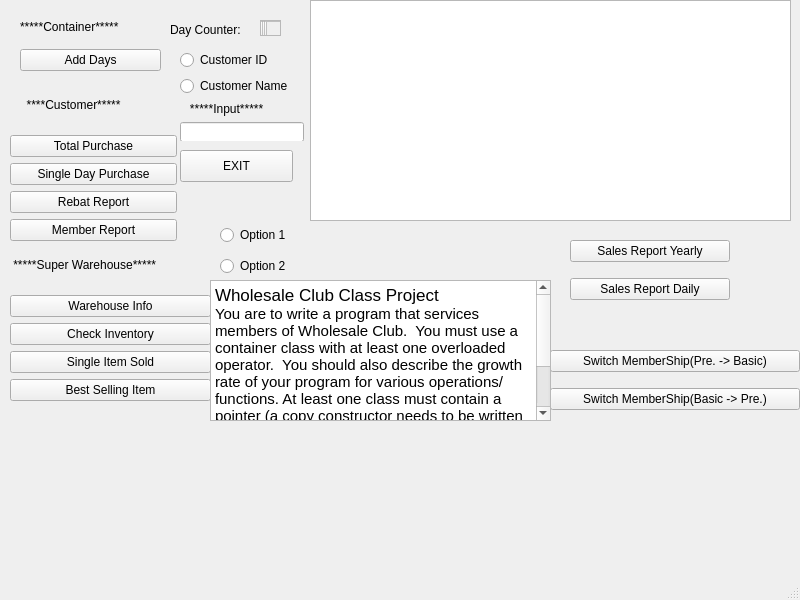
mcchicken360/Project_1, file mainwindow.ui: the form before one commit.
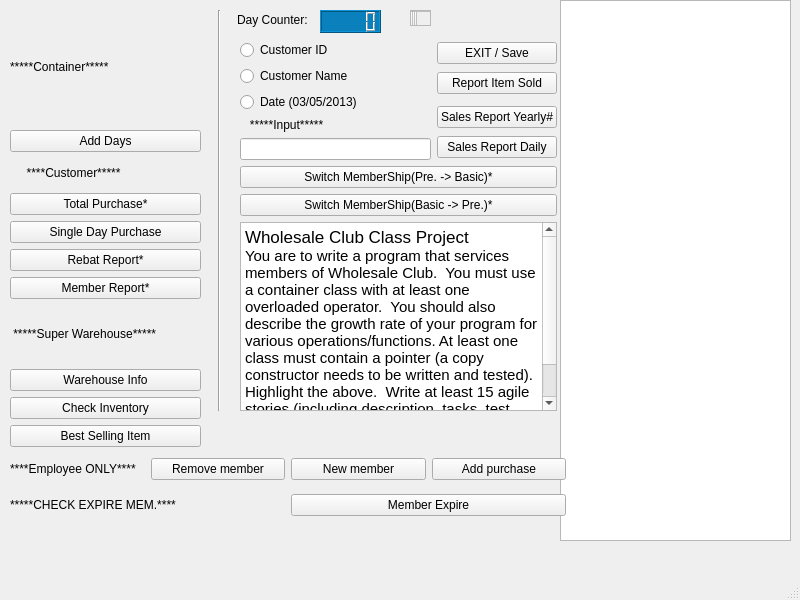
The form after the commit.

Diff of the .ui file:
```diff
--- a/mainwindow.ui
+++ b/mainwindow.ui
@@ -14,37 +14,11 @@
    <string>MainWindow</string>
   </property>
   <widget class="QWidget" name="centralwidget">
-   <widget class="QWidget" name="verticalLayoutWidget">
-    <property name="geometry">
-     <rect>
-      <x>20</x>
-      <y>10</y>
-      <width>141</width>
-      <height>61</height>
-     </rect>
-    </property>
-    <layout class="QVBoxLayout" name="verticalLayout">
-     <item>
-      <widget class="QLabel" name="label_4">
-       <property name="text">
-        <string>*****Container*****</string>
-       </property>
-      </widget>
-     </item>
-     <item>
-      <widget class="QPushButton" name="pushButton">
-       <property name="text">
-        <string>Add Days</string>
-       </property>
-      </widget>
-     </item>
-    </layout>
-   </widget>
    <widget class="QLabel" name="label">
     <property name="geometry">
      <rect>
-      <x>170</x>
-      <y>20</y>
+      <x>237</x>
+      <y>10</y>
       <width>81</width>
       <height>20</height>
      </rect>
@@ -53,88 +27,53 @@
      <string>Day Counter:</string>
     </property>
    </widget>
-   <widget class="QWidget" name="verticalLayoutWidget_2">
+   <widget class="QTextBrowser" name="textBrowser">
     <property name="geometry">
      <rect>
-      <x>550</x>
-      <y>340</y>
-      <width>250</width>
-      <height>81</height>
+      <x>560</x>
+      <y>0</y>
+      <width>231</width>
+      <height>541</height>
      </rect>
     </property>
-    <layout class="QVBoxLayout" name="verticalLayout_2">
-     <item>
-      <widget class="QPushButton" name="pushButton_2">
-       <property name="text">
-        <string>Switch MemberShip(Pre. -&gt; Basic)</string>
-       </property>
-      </widget>
-     </item>
-     <item>
-      <widget class="QPushButton" name="pushButton_4">
-       <property name="text">
-        <string>Switch MemberShip(Basic -&gt; Pre.)</string>
-       </property>
-      </widget>
-     </item>
-    </layout>
-   </widget>
-   <widget class="QWidget" name="verticalLayoutWidget_3">
+   </widget>
+   <widget class="QTextBrowser" name="textBrowser_2">
+    <property name="geometry">
+     <rect>
+      <x>410</x>
+      <y>10</y>
+      <width>21</width>
+      <height>16</height>
+     </rect>
+    </property>
+   </widget>
+   <widget class="QLCDNumber" name="lcdNumber">
     <property name="geometry">
      <rect>
-      <x>10</x>
-      <y>240</y>
-      <width>201</width>
-      <height>161</height>
+      <x>320</x>
+      <y>10</y>
+      <width>61</width>
+      <height>23</height>
      </rect>
     </property>
-    <layout class="QVBoxLayout" name="verticalLayout_3">
-     <item>
-      <widget class="QLabel" name="label_2">
-       <property name="text">
-        <string> *****Super Warehouse*****</string>
-       </property>
-      </widget>
-     </item>
-     <item>
-      <widget class="QPushButton" name="pushButton_3">
-       <property name="text">
-        <string>Warehouse Info</string>
-       </property>
-      </widget>
-     </item>
-     <item>
-      <widget class="QPushButton" name="pushButton_8">
-       <property name="text">
-        <string>Check Inventory</string>
-       </property>
-      </widget>
-     </item>
-     <item>
-      <widget class="QPushButton" name="pushButton_9">
-       <property name="text">
-        <string>Single Item Sold</string>
-       </property>
-      </widget>
-     </item>
-     <item>
-      <widget class="QPushButton" name="pushButton_5">
-       <property name="text">
-        <string>Best Selling Item</string>
-       </property>
-      </widget>
-     </item>
-    </layout>
-   </widget>
-   <widget class="QWidget" name="verticalLayoutWidget_4">
+    <property name="styleSheet">
+     <string notr="true">QLCDNumber{
+color: white;
+background-color: rgb(10, 129, 188);
+}</string>
+    </property>
+   </widget>
+   <widget class="QWidget" name="layoutWidget">
     <property name="geometry">
      <rect>
-      <x>180</x>
-      <y>50</y>
-      <width>124</width>
-      <height>91</height>
+      <x>240</x>
+      <y>40</y>
+      <width>317</width>
+      <height>371</height>
      </rect>
     </property>
+    <layout class="QGridLayout" name="gridLayout">
+     <item row="0" column="0" rowspan="2">
     <layout class="QVBoxLayout" name="verticalLayout_4">
      <item>
       <widget class="QRadioButton" name="radioButton">
@@ -150,6 +89,13 @@
        </property>
       </widget>
      </item>
+       <item>
+        <widget class="QRadioButton" name="checkDate">
+         <property name="text">
+          <string>Date (03/05/2013)</string>
+         </property>
+        </widget>
+       </item>
      <item>
       <widget class="QLabel" name="label_5">
        <property name="text">
@@ -161,83 +107,63 @@
       <widget class="QLineEdit" name="lineEdit"/>
      </item>
     </layout>
-   </widget>
-   <widget class="QWidget" name="verticalLayoutWidget_5">
-    <property name="geometry">
-     <rect>
-      <x>10</x>
-      <y>80</y>
-      <width>167</width>
-      <height>161</height>
-     </rect>
-    </property>
-    <layout class="QVBoxLayout" name="verticalLayout_5">
+     </item>
+     <item row="0" column="1">
+      <layout class="QVBoxLayout" name="verticalLayout_8">
      <item>
-      <widget class="QLabel" name="label_3">
+        <widget class="QPushButton" name="exitBut">
        <property name="text">
-        <string>     ****Customer*****</string>
+          <string>EXIT / Save</string>
        </property>
       </widget>
      </item>
      <item>
-      <widget class="QPushButton" name="pushButton_6">
+        <widget class="QPushButton" name="testBut">
        <property name="text">
-        <string>Total Purchase</string>
+          <string>Report Item Sold</string>
        </property>
       </widget>
      </item>
+      </layout>
+     </item>
+     <item row="1" column="1">
+      <layout class="QVBoxLayout" name="verticalLayout_6">
      <item>
-      <widget class="QPushButton" name="singleDayPurchase">
+        <widget class="QPushButton" name="salesYearly">
        <property name="text">
-        <string>Single Day Purchase</string>
+          <string>Sales Report Yearly#</string>
        </property>
       </widget>
      </item>
      <item>
-      <widget class="QPushButton" name="pushButton_11">
+        <widget class="QPushButton" name="salesDaily">
        <property name="text">
-        <string>Rebat Report</string>
+          <string>Sales Report Daily</string>
        </property>
       </widget>
      </item>
+      </layout>
+     </item>
+     <item row="2" column="0" colspan="2">
+      <layout class="QVBoxLayout" name="verticalLayout_2">
      <item>
-      <widget class="QPushButton" name="memberReport">
+        <widget class="QPushButton" name="pushButton_2">
        <property name="text">
-        <string>Member Report</string>
+          <string>Switch MemberShip(Pre. -&gt; Basic)*</string>
        </property>
       </widget>
      </item>
-    </layout>
-   </widget>
-   <widget class="QTextBrowser" name="textBrowser">
-    <property name="geometry">
-     <rect>
-      <x>310</x>
-      <y>0</y>
-      <width>481</width>
-      <height>221</height>
-     </rect>
-    </property>
-   </widget>
-   <widget class="QTextBrowser" name="textBrowser_2">
-    <property name="geometry">
-     <rect>
-      <x>260</x>
-      <y>20</y>
-      <width>21</width>
-      <height>16</height>
-     </rect>
-    </property>
-   </widget>
+       <item>
+        <widget class="QPushButton" name="pushButton_4">
+         <property name="text">
+          <string>Switch MemberShip(Basic -&gt; Pre.)*</string>
+         </property>
+        </widget>
+       </item>
+      </layout>
+     </item>
+     <item row="3" column="0" colspan="2">
    <widget class="QTextEdit" name="textEdit">
-    <property name="geometry">
-     <rect>
-      <x>210</x>
-      <y>280</y>
-      <width>341</width>
-      <height>141</height>
-     </rect>
-    </property>
     <property name="html">
      <string>&lt;!DOCTYPE HTML PUBLIC &quot;-//W3C//DTD HTML 4.0//EN&quot; &quot;http://www.w3.org/TR/REC-html40/strict.dtd&quot;&gt;
 &lt;html&gt;&lt;head&gt;&lt;meta name=&quot;qrichtext&quot; content=&quot;1&quot; /&gt;&lt;style type=&quot;text/css&quot;&gt;
@@ -247,68 +173,182 @@
 &lt;p style=&quot; margin-top:0px; margin-bottom:0px; margin-left:0px; margin-right:0px; -qt-block-indent:0; text-indent:0px;&quot;&gt;&lt;span style=&quot; font-size:11pt;&quot;&gt;You are to write a program that services members of Wholesale Club.  You must use a container class with at least one overloaded operator.  You should also describe the growth rate of your program for various operations/functions. At least one class must contain a pointer (a copy constructor needs to be written and tested).   Highlight the above.  Write at least 15 agile stories (including description, tasks, test scenarios, and story points) before you start to develop software.&lt;/span&gt;&lt;/p&gt;&lt;/body&gt;&lt;/html&gt;</string>
     </property>
    </widget>
-   <widget class="QPushButton" name="exitBut">
+     </item>
+    </layout>
+   </widget>
+   <widget class="QWidget" name="layoutWidget">
     <property name="geometry">
      <rect>
-      <x>180</x>
-      <y>150</y>
-      <width>113</width>
-      <height>32</height>
+      <x>10</x>
+      <y>10</y>
+      <width>191</width>
+      <height>437</height>
      </rect>
     </property>
+    <layout class="QGridLayout" name="gridLayout_2">
+     <item row="0" column="0">
+      <layout class="QVBoxLayout" name="verticalLayout">
+       <item>
+        <widget class="QLabel" name="label_4">
     <property name="text">
-     <string>EXIT</string>
-    </property>
-   </widget>
-   <widget class="QWidget" name="verticalLayoutWidget_6">
-    <property name="geometry">
-     <rect>
-      <x>570</x>
-      <y>230</y>
-      <width>160</width>
-      <height>80</height>
-     </rect>
-    </property>
-    <layout class="QVBoxLayout" name="verticalLayout_6">
+          <string>*****Container*****</string>
+         </property>
+        </widget>
+       </item>
+       <item>
+        <widget class="QPushButton" name="pushButton">
+         <property name="text">
+          <string>Add Days</string>
+         </property>
+        </widget>
+       </item>
+      </layout>
+     </item>
+     <item row="1" column="0">
+      <layout class="QVBoxLayout" name="verticalLayout_5">
      <item>
-      <widget class="QPushButton" name="pushButton_12">
+        <widget class="QLabel" name="label_3">
        <property name="text">
-        <string>Sales Report Yearly</string>
+          <string>     ****Customer*****</string>
        </property>
       </widget>
      </item>
      <item>
-      <widget class="QPushButton" name="pushButton_13">
+        <widget class="QPushButton" name="pushButton_6">
        <property name="text">
-        <string>Sales Report Daily</string>
+          <string>Total Purchase*</string>
        </property>
       </widget>
      </item>
-    </layout>
-   </widget>
-   <widget class="QWidget" name="verticalLayoutWidget_7">
+       <item>
+        <widget class="QPushButton" name="singleDayPurchase">
+         <property name="text">
+          <string>Single Day Purchase</string>
+         </property>
+        </widget>
+       </item>
+       <item>
+        <widget class="QPushButton" name="pushButton_11">
+         <property name="text">
+          <string>Rebat Report*</string>
+         </property>
+        </widget>
+       </item>
+       <item>
+        <widget class="QPushButton" name="memberReport">
+         <property name="text">
+          <string>Member Report*</string>
+         </property>
+        </widget>
+       </item>
+      </layout>
+     </item>
+     <item row="2" column="0">
+      <layout class="QVBoxLayout" name="verticalLayout_3">
+       <item>
+        <widget class="QLabel" name="label_2">
+         <property name="text">
+          <string> *****Super Warehouse*****</string>
+         </property>
+        </widget>
+       </item>
+       <item>
+        <widget class="QPushButton" name="pushButton_3">
+         <property name="text">
+          <string>Warehouse Info</string>
+         </property>
+        </widget>
+       </item>
+       <item>
+        <widget class="QPushButton" name="checkInventory">
+         <property name="text">
+          <string>Check Inventory</string>
+         </property>
+        </widget>
+       </item>
+       <item>
+        <widget class="QPushButton" name="bestSelling">
+         <property name="text">
+          <string>Best Selling Item</string>
+         </property>
+        </widget>
+       </item>
+      </layout>
+     </item>
+    </layout>
+   </widget>
+   <widget class="Line" name="line">
     <property name="geometry">
      <rect>
-      <x>220</x>
-      <y>220</y>
-      <width>141</width>
-      <height>61</height>
+      <x>199</x>
+      <y>10</y>
+      <width>41</width>
+      <height>401</height>
      </rect>
     </property>
-    <layout class="QVBoxLayout" name="verticalLayout_7">
+    <property name="orientation">
+     <enum>Qt::Vertical</enum>
+    </property>
+   </widget>
+   <widget class="QWidget" name="">
+    <property name="geometry">
+     <rect>
+      <x>10</x>
+      <y>450</y>
+      <width>556</width>
+      <height>76</height>
+     </rect>
+    </property>
+    <layout class="QGridLayout" name="gridLayout_3">
+     <item row="0" column="0">
+      <layout class="QHBoxLayout" name="horizontalLayout">
      <item>
-      <widget class="QRadioButton" name="radioButton_3">
+        <widget class="QLabel" name="label_6">
        <property name="text">
-        <string>Option 1</string>
+          <string>****Employee ONLY****</string>
        </property>
       </widget>
      </item>
      <item>
-      <widget class="QRadioButton" name="radioButton_4">
+        <widget class="QPushButton" name="removeMem">
        <property name="text">
-        <string>Option 2</string>
-       </property>
-      </widget>
+          <string>Remove member</string>
+         </property>
+        </widget>
+       </item>
+       <item>
+        <widget class="QPushButton" name="pushButton_5">
+         <property name="text">
+          <string>New member</string>
+         </property>
+        </widget>
+       </item>
+       <item>
+        <widget class="QPushButton" name="pushButton_7">
+         <property name="text">
+          <string>Add purchase</string>
+         </property>
+        </widget>
+       </item>
+      </layout>
+     </item>
+     <item row="1" column="0">
+      <layout class="QHBoxLayout" name="horizontalLayout_2">
+       <item>
+        <widget class="QLabel" name="label_7">
+         <property name="text">
+          <string>*****CHECK EXPIRE MEM.****</string>
+         </property>
+        </widget>
+       </item>
+       <item>
+        <widget class="QPushButton" name="expireMonth">
+         <property name="text">
+          <string>Member Expire</string>
+         </property>
+        </widget>
+       </item>
+      </layout>
      </item>
     </layout>
    </widget>
```
Left out of the diff: 2 changed lines with no effect on the pictures. Lines whose indentation alone changed are shown as unchanged.
